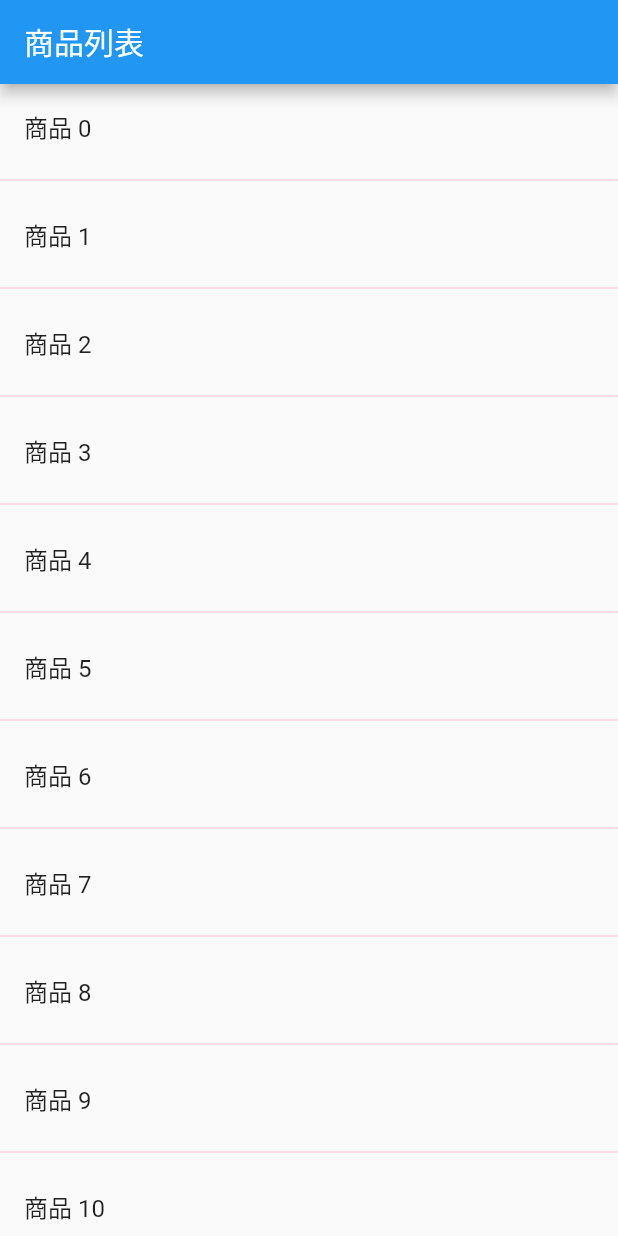
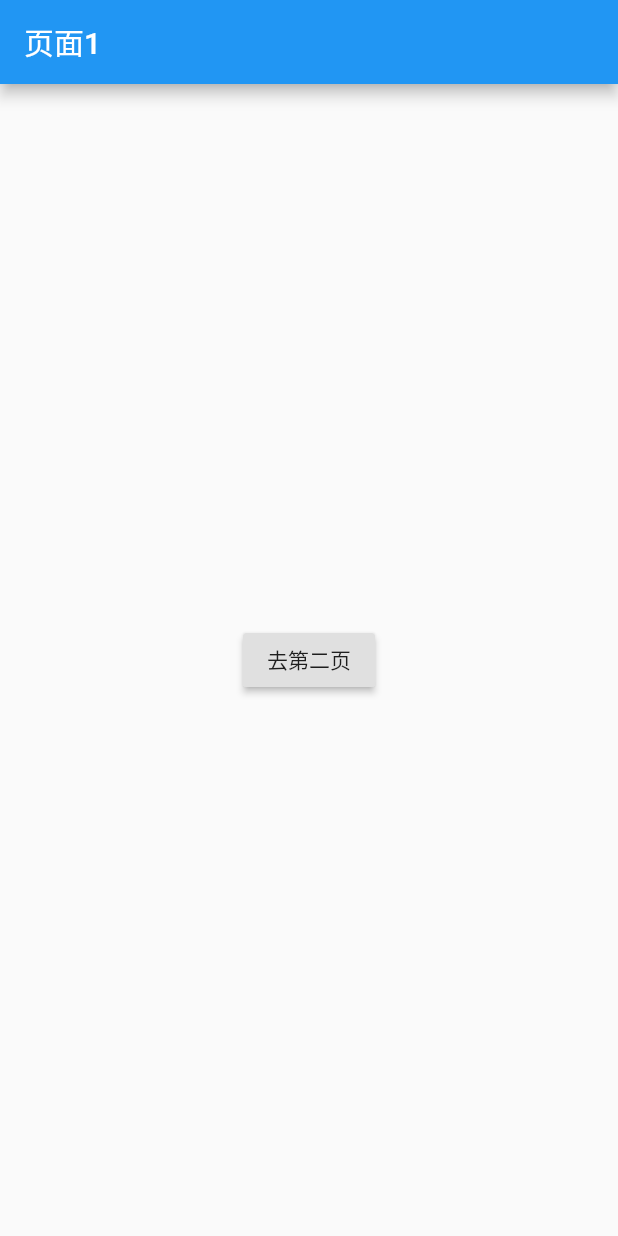
Before and after one commit to yangxiaoge/flutter_app, a Flutter app: the screen it shows after launch, on a phone screen of 412 x 824 dp. Run offline on Flutter 3.47's test engine with Material 2 defaults, Android fonts, the phone set to English and light mode, and no system bars.

Commit message:
页面跳转并返回数据

```diff
--- a/lib/main.dart
+++ b/lib/main.dart
@@ -1,65 +1,68 @@
 import 'package:flutter/material.dart';
-
-class Product {
-  final String title;
-  final String desc;
-  Product(this.title, this.desc);
-}
 
 void main() {
   runApp(MaterialApp(
-    title: '导航的数据传递和接收',
-    home: ProductListView(
-        products: List.generate(100, (i) => Product('商品 $i', '商品详情,编号为：$i'))),
+    title: "页面跳转返回数据",
+    home: FirstPage(),
   ));
 }
 
-class ProductListView extends StatelessWidget {
-  final List<Product> products;
-
-  ProductListView({Key key, @required this.products}) : super(key: key);
-
+class FirstPage extends StatelessWidget {
   @override
   Widget build(BuildContext context) {
     return Scaffold(
       appBar: AppBar(
-        title: Text('商品列表'),
+        title: Text('页面1'),
       ),
-      body: ListView.builder(
-        itemCount: products.length,
-        itemBuilder: (context, i) => Column(
-              children: <Widget>[
-                ListTile(
-                  title: Text('${products[i].title}'),
-                  onTap: () {
-                    Navigator.push(
-                        context,
-                        MaterialPageRoute(
-                          builder: (context) =>
-                              ProductDetail(itemProduct: products[i]),
-                        ));
-                  },
-                ),
-                Divider(color: Color(0xfff8bbd0),)
-              ],
-            ),
+      body: Center(
+        child: RouteButton(),
       ),
     );
   }
 }
 
-class ProductDetail extends StatelessWidget {
-  final Product itemProduct;
-  ProductDetail({Key key, this.itemProduct}) : super(key: key);
+class RouteButton extends StatelessWidget {
+  @override
+  Widget build(BuildContext context) {
+    return RaisedButton(
+      onPressed: () {
+        _navigateToSecond(context);
+      },
+      child: Text('去第二页'),
+    );
+  }
+
+  _navigateToSecond(BuildContext context) async { //异步请求
+    final result = await Navigator.push( //等待资源回来之后显示
+        context, MaterialPageRoute(builder: (context) => SecondPage()));
+    Scaffold.of(context).showSnackBar(SnackBar(content: Text(result)));
+  }
+}
+
+class SecondPage extends StatelessWidget {
   @override
   Widget build(BuildContext context) {
     return Scaffold(
       appBar: AppBar(
-        title: Text('商品详情页'),
+        title: Text('页面2'),
       ),
       body: Center(
-        child: Text(itemProduct.desc),
-      ),
+          child: Column(
+        children: <Widget>[
+          RaisedButton(
+            child: Text('携带数据返回上一页-1'),
+            onPressed: () {
+              Navigator.pop(context, '返回数据111');
+            },
+          ),
+          RaisedButton(
+            child: Text('携带数据返回上一页-2'),
+            onPressed: () {
+              Navigator.pop(context, '返回数据222');
+            },
+          ),
+        ],
+      )),
     );
   }
 }
```
